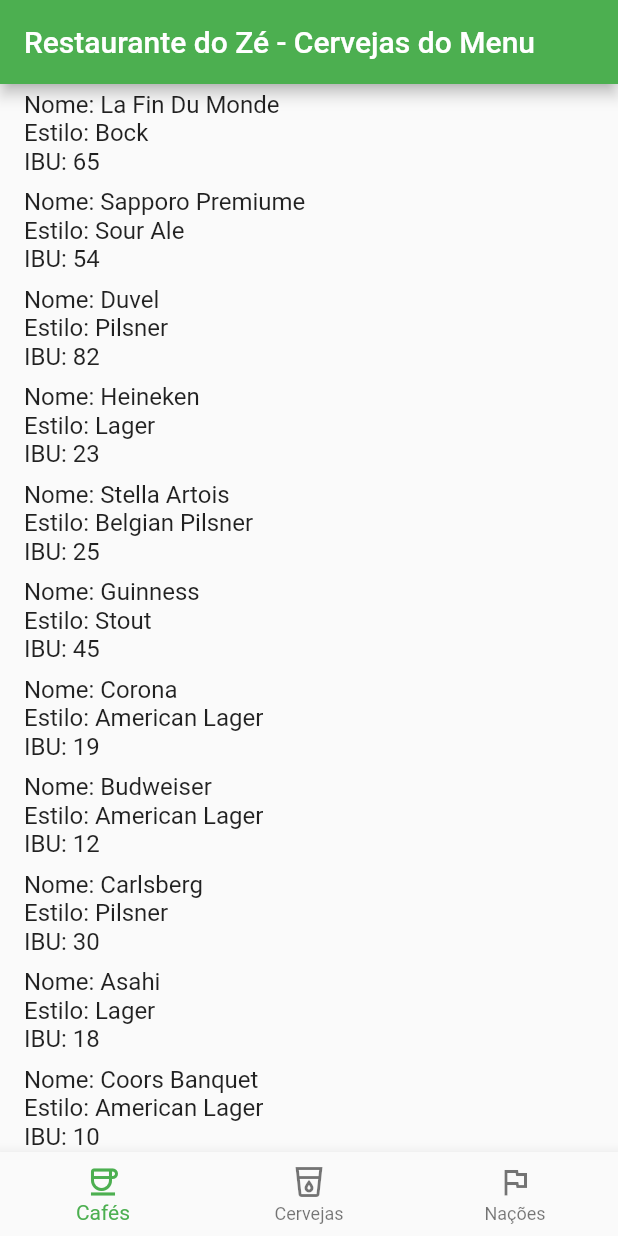
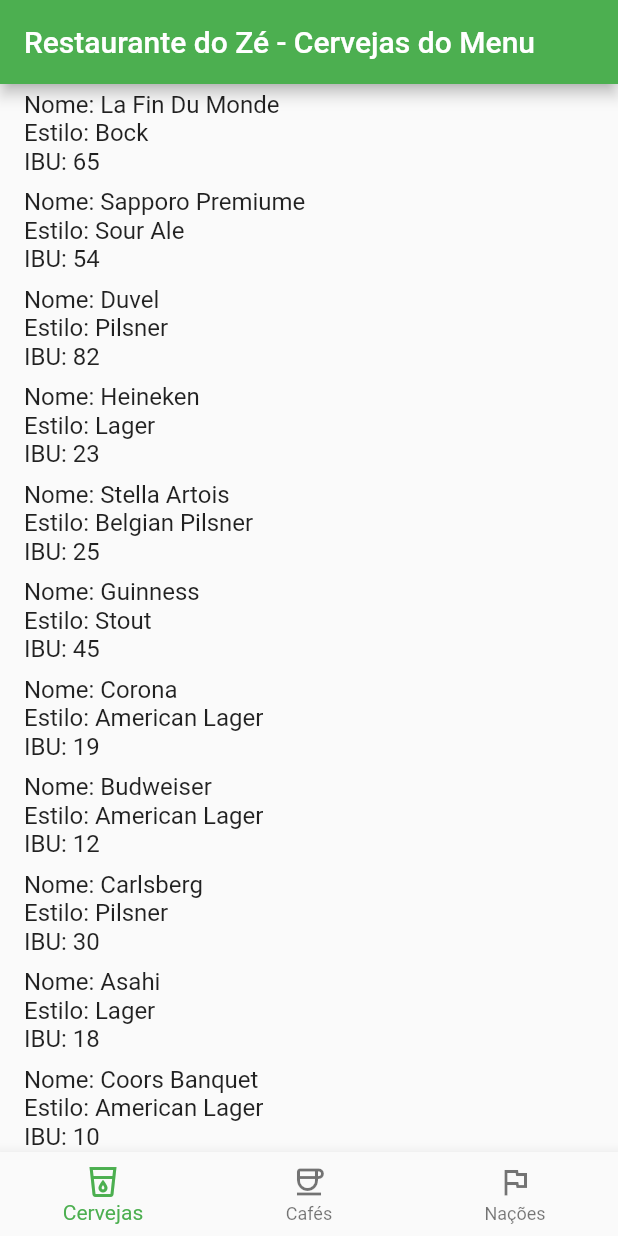
Before and after one commit to ErickBezerrar/POO-1, a Flutter app: the screen it shows after launch, on a phone screen of 412 x 824 dp. Run offline on Flutter 3.47's test engine with Material 2 defaults, Android fonts, the phone set to English and light mode, and no system bars; key blocks and very long unbroken strings in the code were emptied for the run.

Commit message:
final update

```diff
--- a/receita4/lib/receita4.dart
+++ b/receita4/lib/receita4.dart
@@ -145,12 +145,12 @@ class NewNavBar extends StatelessWidget {
       onTap: _onButtonPressed,
       items: const [
         BottomNavigationBarItem(
+          label: "Cervejas",
+          icon: Icon(Icons.local_drink_outlined)
+        ),
+        BottomNavigationBarItem(
           label: "Cafés",
           icon: Icon(Icons.coffee_outlined),
-        ),
-        BottomNavigationBarItem(
-          label: "Cervejas",
-          icon: Icon(Icons.local_drink_outlined)
         ),
         BottomNavigationBarItem(
           label: "Nações",
```
